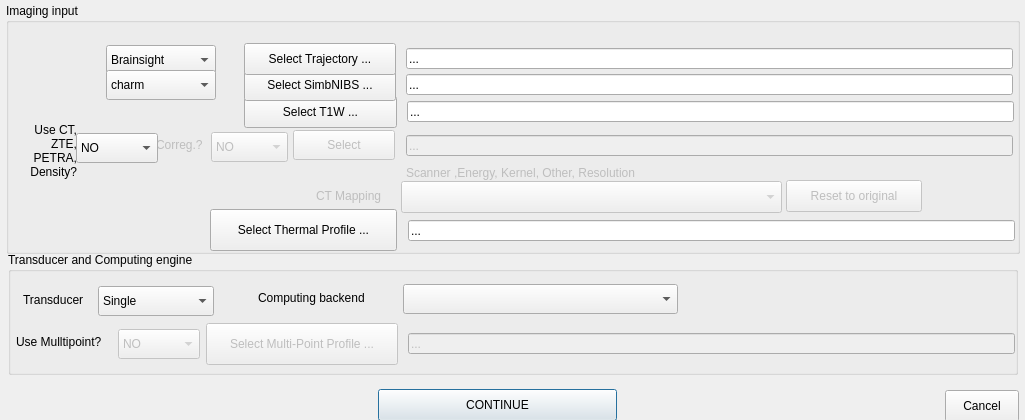
First picture: the form in BabelBrain/SelFiles/form.ui, repository ProteusMRIgHIFU/BabelBrain, before the edit.
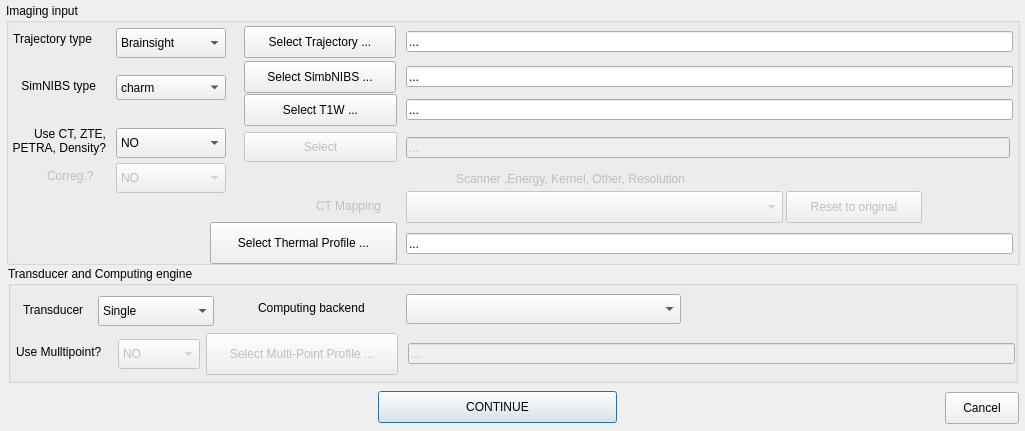
Second picture: the form after the edit.

Commit message: applying same style to initial dialog and options dialog

Diff of the .ui file:
```diff
--- a/BabelBrain/SelFiles/form.ui
+++ b/BabelBrain/SelFiles/form.ui
@@ -7,7 +7,7 @@
     <x>0</x>
     <y>0</y>
     <width>1025</width>
-    <height>420</height>
+    <height>431</height>
    </rect>
   </property>
   <property name="windowTitle">
@@ -17,7 +17,7 @@
    <property name="geometry">
     <rect>
      <x>378</x>
-     <y>389</y>
+     <y>391</y>
      <width>239</width>
      <height>32</height>
     </rect>
@@ -32,7 +32,7 @@
      <x>6</x>
      <y>3</y>
      <width>1014</width>
-     <height>251</height>
+     <height>262</height>
     </rect>
    </property>
    <property name="autoFillBackground">
@@ -50,8 +50,8 @@
     </property>
     <property name="geometry">
      <rect>
-      <x>150</x>
-      <y>134</y>
+      <x>41</x>
+      <y>165</y>
       <width>58</width>
       <height>16</height>
      </rect>
@@ -64,7 +64,7 @@
     <property name="geometry">
      <rect>
       <x>238</x>
-      <y>93</y>
+      <y>91</y>
       <width>153</width>
       <height>32</height>
      </rect>
@@ -88,9 +88,9 @@
     </property>
     <property name="geometry">
      <rect>
-      <x>287</x>
-      <y>127</y>
-      <width>102</width>
+      <x>238</x>
+      <y>129</y>
+      <width>153</width>
       <height>30</height>
      </rect>
     </property>
@@ -111,7 +111,7 @@
     <property name="geometry">
      <rect>
       <x>400</x>
-      <y>71</y>
+      <y>63</y>
       <width>607</width>
       <height>21</height>
      </rect>
@@ -127,7 +127,7 @@
     <property name="geometry">
      <rect>
       <x>204</x>
-      <y>206</y>
+      <y>219</y>
       <width>187</width>
       <height>42</height>
      </rect>
@@ -148,8 +148,8 @@
    <widget class="QLineEdit" name="ThermalProfilelineEdit">
     <property name="geometry">
      <rect>
-      <x>402</x>
-      <y>217</y>
+      <x>400</x>
+      <y>230</y>
       <width>607</width>
       <height>21</height>
      </rect>
@@ -168,8 +168,8 @@
     <property name="geometry">
      <rect>
       <x>400</x>
-      <y>132</y>
-      <width>607</width>
+      <y>134</y>
+      <width>604</width>
       <height>21</height>
      </rect>
     </property>
@@ -186,8 +186,8 @@
    <widget class="QLineEdit" name="T1WlineEdit">
     <property name="geometry">
      <rect>
-      <x>401</x>
-      <y>98</y>
+      <x>400</x>
+      <y>96</y>
       <width>607</width>
       <height>21</height>
      </rect>
@@ -202,9 +202,9 @@
    <widget class="QComboBox" name="CTTypecomboBox">
     <property name="geometry">
      <rect>
-      <x>70</x>
-      <y>130</y>
-      <width>82</width>
+      <x>110</x>
+      <y>125</y>
+      <width>110</width>
       <height>30</height>
      </rect>
     </property>
@@ -241,7 +241,7 @@
     <property name="geometry">
      <rect>
       <x>238</x>
-      <y>66</y>
+      <y>58</y>
       <width>152</width>
       <height>32</height>
      </rect>
@@ -259,17 +259,15 @@
    <widget class="QLabel" name="label">
     <property name="geometry">
      <rect>
-      <x>13</x>
-      <y>113</y>
-      <width>58</width>
-      <height>69</height>
+      <x>-8</x>
+      <y>114</y>
+      <width>108</width>
+      <height>48</height>
      </rect>
     </property>
     <property name="text">
-     <string>Use CT,
-ZTE,
-PETRA,
-Density?</string>
+     <string>Use CT, ZTE,
+PETRA, Density?</string>
     </property>
     <property name="alignment">
      <set>Qt::AlignmentFlag::AlignRight|Qt::AlignmentFlag::AlignTrailing|Qt::AlignmentFlag::AlignVCenter</set>
@@ -279,7 +277,7 @@
     <property name="geometry">
      <rect>
       <x>238</x>
-      <y>40</y>
+      <y>23</y>
       <width>152</width>
       <height>32</height>
      </rect>
@@ -298,7 +296,7 @@
     <property name="geometry">
      <rect>
       <x>400</x>
-      <y>45</y>
+      <y>28</y>
       <width>607</width>
       <height>21</height>
      </rect>
@@ -313,8 +311,8 @@
    <widget class="QComboBox" name="TrajectoryTypecomboBox">
     <property name="geometry">
      <rect>
-      <x>100</x>
-      <y>42</y>
+      <x>110</x>
+      <y>25</y>
       <width>110</width>
       <height>30</height>
      </rect>
@@ -339,9 +337,9 @@
     </property>
     <property name="geometry">
      <rect>
-      <x>205</x>
-      <y>129</y>
-      <width>77</width>
+      <x>110</x>
+      <y>160</y>
+      <width>110</width>
       <height>30</height>
      </rect>
     </property>
@@ -362,10 +360,10 @@
    <widget class="QComboBox" name="SimbNIBSTypecomboBox">
     <property name="geometry">
      <rect>
-      <x>100</x>
-      <y>67</y>
+      <x>110</x>
+      <y>72</y>
       <width>110</width>
-      <height>30</height>
+      <height>25</height>
      </rect>
     </property>
     <property name="styleSheet">
@@ -389,7 +387,7 @@
     <property name="geometry">
      <rect>
       <x>310</x>
-      <y>183</y>
+      <y>193</y>
       <width>81</width>
       <height>20</height>
      </rect>
@@ -404,9 +402,9 @@
     </property>
     <property name="geometry">
      <rect>
-      <x>395</x>
-      <y>178</y>
-      <width>381</width>
+      <x>400</x>
+      <y>188</y>
+      <width>377</width>
       <height>32</height>
      </rect>
     </property>
@@ -417,8 +415,8 @@
     </property>
     <property name="geometry">
      <rect>
-      <x>400</x>
-      <y>160</y>
+      <x>450</x>
+      <y>166</y>
       <width>281</width>
       <height>20</height>
      </rect>
@@ -434,7 +432,7 @@
     <property name="geometry">
      <rect>
       <x>780</x>
-      <y>177</y>
+      <y>188</y>
       <width>136</width>
       <height>32</height>
      </rect>
@@ -443,14 +441,46 @@
      <string>Reset to original</string>
     </property>
    </widget>
+   <widget class="QLabel" name="label_5">
+    <property name="geometry">
+     <rect>
+      <x>-6</x>
+      <y>23</y>
+      <width>92</width>
+      <height>25</height>
+     </rect>
+    </property>
+    <property name="text">
+     <string>Trajectory type</string>
+    </property>
+    <property name="alignment">
+     <set>Qt::AlignmentFlag::AlignRight|Qt::AlignmentFlag::AlignTrailing|Qt::AlignmentFlag::AlignVCenter</set>
+    </property>
+   </widget>
+   <widget class="QLabel" name="label_6">
+    <property name="geometry">
+     <rect>
+      <x>-2</x>
+      <y>73</y>
+      <width>92</width>
+      <height>20</height>
+     </rect>
+    </property>
+    <property name="text">
+     <string>SimNIBS type</string>
+    </property>
+    <property name="alignment">
+     <set>Qt::AlignmentFlag::AlignRight|Qt::AlignmentFlag::AlignTrailing|Qt::AlignmentFlag::AlignVCenter</set>
+    </property>
+   </widget>
   </widget>
   <widget class="QGroupBox" name="groupBox_2">
    <property name="geometry">
     <rect>
      <x>8</x>
-     <y>252</y>
+     <y>266</y>
      <width>1010</width>
-     <height>123</height>
+     <height>117</height>
     </rect>
    </property>
    <property name="styleSheet">
@@ -463,7 +493,7 @@
     <property name="geometry">
      <rect>
       <x>90</x>
-      <y>34</y>
+      <y>30</y>
       <width>116</width>
       <height>30</height>
      </rect>
@@ -571,7 +601,7 @@
     <property name="geometry">
      <rect>
       <x>15</x>
-      <y>40</y>
+      <y>36</y>
       <width>71</width>
       <height>16</height>
      </rect>
@@ -584,7 +614,7 @@
     <property name="geometry">
      <rect>
       <x>250</x>
-      <y>36</y>
+      <y>32</y>
       <width>121</width>
       <height>20</height>
      </rect>
@@ -596,8 +626,8 @@
    <widget class="QComboBox" name="ComputingEnginecomboBox">
     <property name="geometry">
      <rect>
-      <x>395</x>
-      <y>32</y>
+      <x>398</x>
+      <y>28</y>
       <width>275</width>
       <height>30</height>
      </rect>
@@ -613,7 +643,7 @@
     <property name="geometry">
      <rect>
       <x>110</x>
-      <y>77</y>
+      <y>73</y>
       <width>82</width>
       <height>30</height>
      </rect>
@@ -636,7 +666,7 @@
     <property name="geometry">
      <rect>
       <x>8</x>
-      <y>82</y>
+      <y>78</y>
       <width>102</width>
       <height>16</height>
      </rect>
@@ -652,7 +682,7 @@
     <property name="geometry">
      <rect>
       <x>400</x>
-      <y>81</y>
+      <y>77</y>
       <width>607</width>
       <height>21</height>
      </rect>
@@ -674,7 +704,7 @@
     <property name="geometry">
      <rect>
       <x>198</x>
-      <y>71</y>
+      <y>67</y>
       <width>192</width>
       <height>42</height>
      </rect>
@@ -697,7 +727,7 @@
    <property name="geometry">
     <rect>
      <x>945</x>
-     <y>390</y>
+     <y>392</y>
      <width>74</width>
      <height>32</height>
     </rect>
```
The commit also changes 7 other files.
